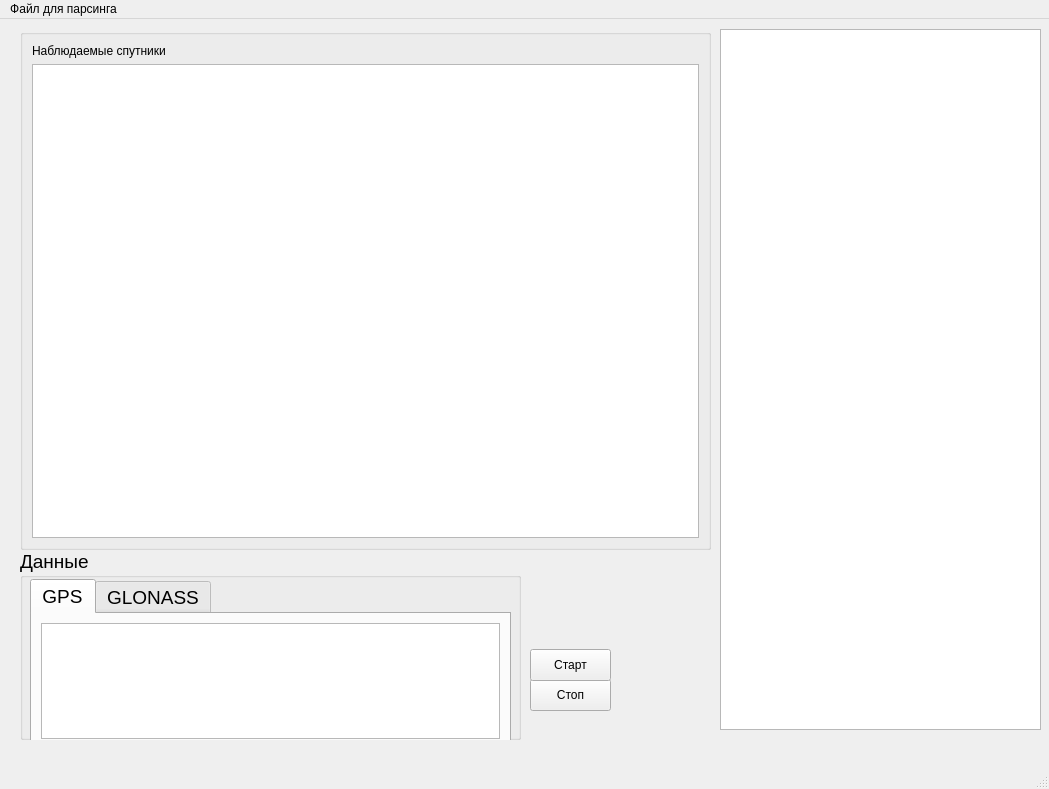
Old version of the form mainwindow.ui in the repository sofit-ta/Gnns_reader.
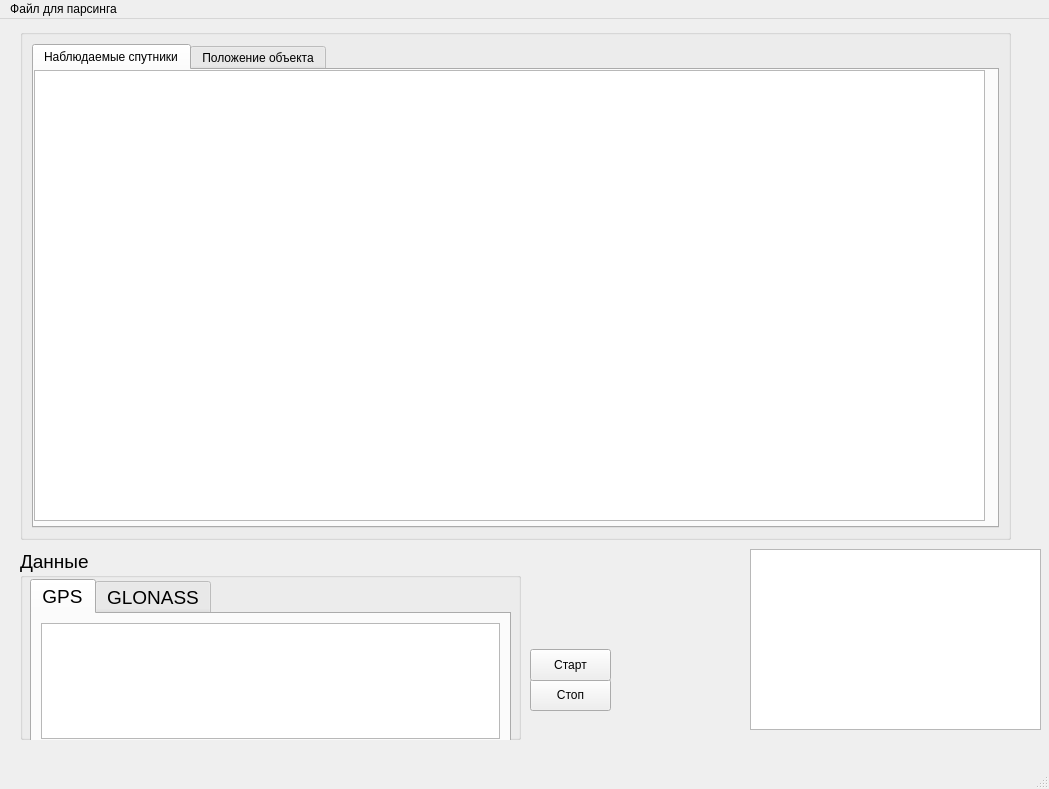
New version of the form.

Commit message: version 4: fixed timestamps and clock; fixed lat and long recognition partially

What changed in the file:
```diff
--- a/mainwindow.ui
+++ b/mainwindow.ui
@@ -25,22 +25,49 @@
      <rect>
       <x>20</x>
       <y>10</y>
-      <width>691</width>
-      <height>521</height>
+      <width>991</width>
+      <height>511</height>
      </rect>
     </property>
     <property name="title">
      <string/>
     </property>
     <layout class="QGridLayout" name="gridLayout">
-     <item row="1" column="0">
-      <widget class="QGraphicsView" name="graphicsView"/>
-     </item>
      <item row="0" column="0">
-      <widget class="QLabel" name="label">
-       <property name="text">
-        <string>Наблюдаемые спутники</string>
+      <widget class="QTabWidget" name="tabWidget_2">
+       <property name="currentIndex">
+        <number>0</number>
        </property>
+       <widget class="QWidget" name="tab_3">
+        <attribute name="title">
+         <string>Наблюдаемые спутники</string>
+        </attribute>
+        <widget class="QGraphicsView" name="graphicsView">
+         <property name="geometry">
+          <rect>
+           <x>0</x>
+           <y>0</y>
+           <width>951</width>
+           <height>451</height>
+          </rect>
+         </property>
+        </widget>
+       </widget>
+       <widget class="QWidget" name="tab_4">
+        <attribute name="title">
+         <string>Положение объекта</string>
+        </attribute>
+        <widget class="QGraphicsView" name="graphicsView_2">
+         <property name="geometry">
+          <rect>
+           <x>5</x>
+           <y>1</y>
+           <width>951</width>
+           <height>441</height>
+          </rect>
+         </property>
+        </widget>
+       </widget>
       </widget>
      </item>
     </layout>
@@ -102,10 +129,10 @@
    <widget class="QTableView" name="tableView">
     <property name="geometry">
      <rect>
-      <x>720</x>
-      <y>10</y>
-      <width>321</width>
-      <height>701</height>
+      <x>750</x>
+      <y>530</y>
+      <width>291</width>
+      <height>181</height>
      </rect>
     </property>
     <property name="sizePolicy">
@@ -153,6 +180,24 @@
      <string>Старт</string>
     </property>
    </widget>
+   <widget class="QLabel" name="clock">
+    <property name="geometry">
+     <rect>
+      <x>540</x>
+      <y>560</y>
+      <width>181</width>
+      <height>41</height>
+     </rect>
+    </property>
+    <property name="font">
+     <font>
+      <pointsize>36</pointsize>
+     </font>
+    </property>
+    <property name="text">
+     <string/>
+    </property>
+   </widget>
   </widget>
   <widget class="QMenuBar" name="menubar">
    <property name="geometry">
```
The commit also changes 4 other files.
